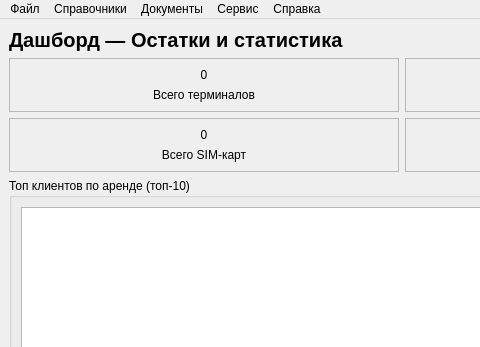
The window that src/ui/mainwindow.ui (Smurf72T/POC_Terminal_Tracker) describes before a commit, drawn with Qt 5; both pictures show x 0 to 480 and y 0 to 347 of the 1200 by 800 pixel window.
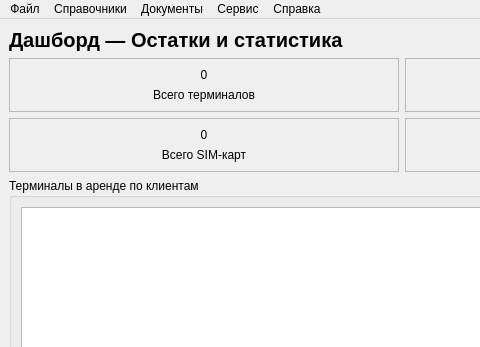
The same window after the commit. Icons and pictures are not drawn.

Commit message: Dashboard: replace top-10 clients with actual terminals-in-rental table per client

```diff
--- a/src/ui/mainwindow.ui
+++ b/src/ui/mainwindow.ui
@@ -255,7 +255,7 @@
     <item>
      <widget class="QGroupBox" name="groupBoxTopClients">
       <property name="title">
-       <string>Топ клиентов по аренде (топ-10)</string>
+        <string>Терминалы в аренде по клиентам</string>
       </property>
       <layout class="QVBoxLayout" name="verticalLayout_3">
        <item>
```
The commit also changes 1 other file.
